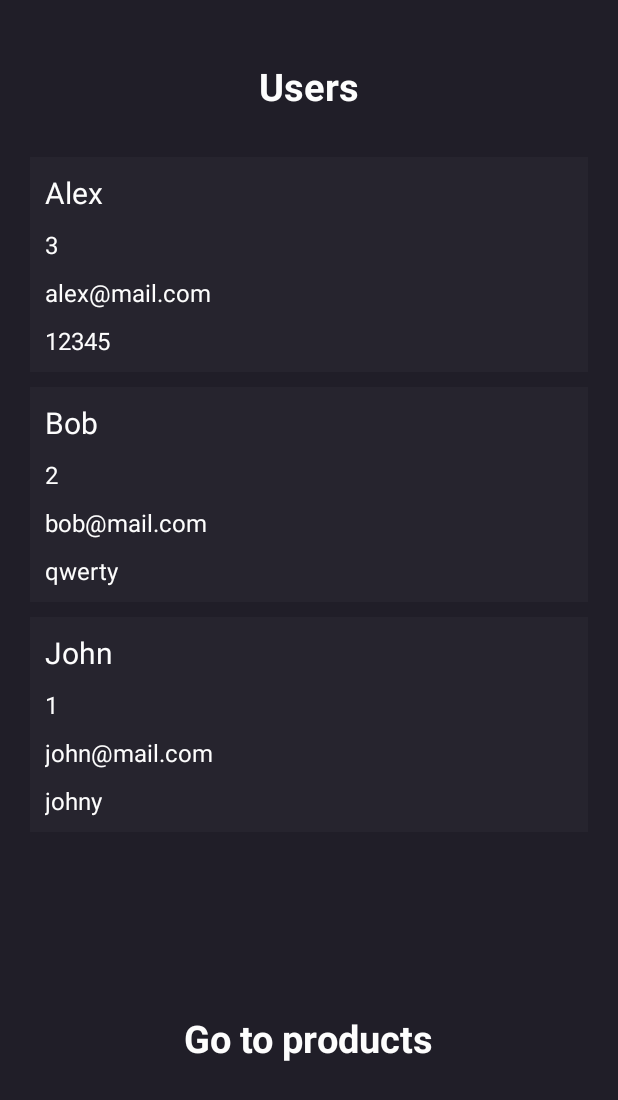
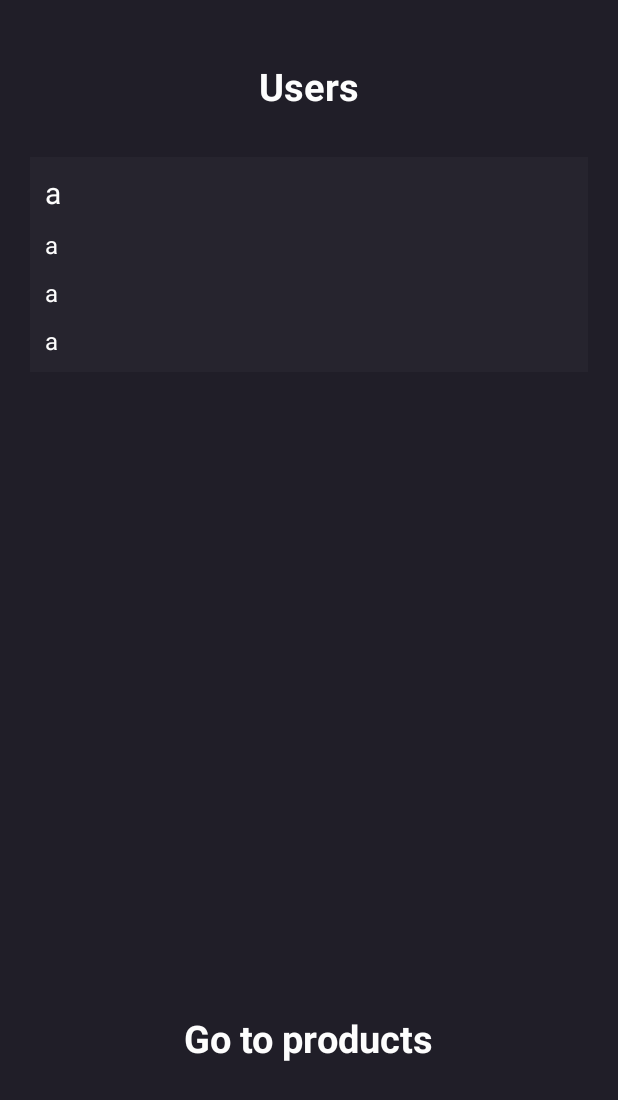
Before and after one commit to MurkisTK/KotlinShop, an Android app: the UsersActivity screen opened directly, with no data from a screen before it, on a phone screen of 412 x 824 dp. Shown: the top 1100 px of the screen. Run offline under Robolectric (Android 15) with nearby library versions, the phone set to English and light mode, and no system bars; Roboto replaces fonts that are not available here.

Commit message:
update dbs

```diff
--- a/app/src/main/java/com/example/shop/activities/ItemsActivity.kt
+++ b/app/src/main/java/com/example/shop/activities/ItemsActivity.kt
@@ -30,7 +30,7 @@ class ItemsActivity : AppCompatActivity() {
         }
     }
 
-    fun initialize(){
+    fun initialize() {
         usersLink = findViewById(R.id.users_link)
         itemsList = findViewById<RecyclerView>(R.id.items_list)
         items = dbHelper.getAllItems()
--- a/app/src/main/java/com/example/shop/activities/UsersActivity.kt
+++ b/app/src/main/java/com/example/shop/activities/UsersActivity.kt
@@ -9,26 +9,33 @@ import androidx.recyclerview.widget.RecyclerView
 import com.example.shop.models.User
 import com.example.shop.R
 import com.example.shop.adapters.UsersAdapter
+import com.example.shop.database.UserDbHelper
 
 class UsersActivity : AppCompatActivity() {
+    private lateinit var productsLink: TextView
+    private lateinit var usersList: RecyclerView
+    private lateinit var users: ArrayList<User>
+    private lateinit var dbHelper: UserDbHelper
+
     override fun onCreate(savedInstanceState: Bundle?) {
         super.onCreate(savedInstanceState)
         setContentView(R.layout.activity_users)
 
-        val productsLink: TextView = findViewById(R.id.products_link)
-        val usersList: RecyclerView = findViewById(R.id.items_list)
-        val users: ArrayList<User> = arrayListOf()
-
-        users.add(User("Alex", "alex@mail.com", "3", "12345"))
-        users.add(User("Bob", "bob@mail.com", "2", "qwerty"))
-        users.add(User("John", "john@mail.com", "1", "johny"))
-
-        usersList.layoutManager = LinearLayoutManager(this)
-        usersList.adapter = UsersAdapter(users)
+        initialize()
 
         productsLink.setOnClickListener {
             val intent = Intent(this, ItemsActivity::class.java)
             startActivity(intent)
         }
     }
+
+    fun initialize() {
+        dbHelper = UserDbHelper(this, null)
+        productsLink = findViewById(R.id.products_link)
+        usersList = findViewById(R.id.items_list)
+        users = dbHelper.getAllUsers()
+
+        usersList.layoutManager = LinearLayoutManager(this)
+        usersList.adapter = UsersAdapter(users)
+    }
 }
```
Also changed, not shown: app/src/main/java/com/example/shop/activities/AuthActivity.kt (+3 -7 lines), app/src/main/java/com/example/shop/activities/MainActivity.kt (+60 -11 lines), app/src/main/java/com/example/shop/database/ProductsDbHelper.kt (+9 -10 lines), app/src/main/java/com/example/shop/database/SelectedProductsDbHelper.kt (+3 -6 lines), app/src/main/java/com/example/shop/database/UserDbHelper.kt (+5 -14 lines).
